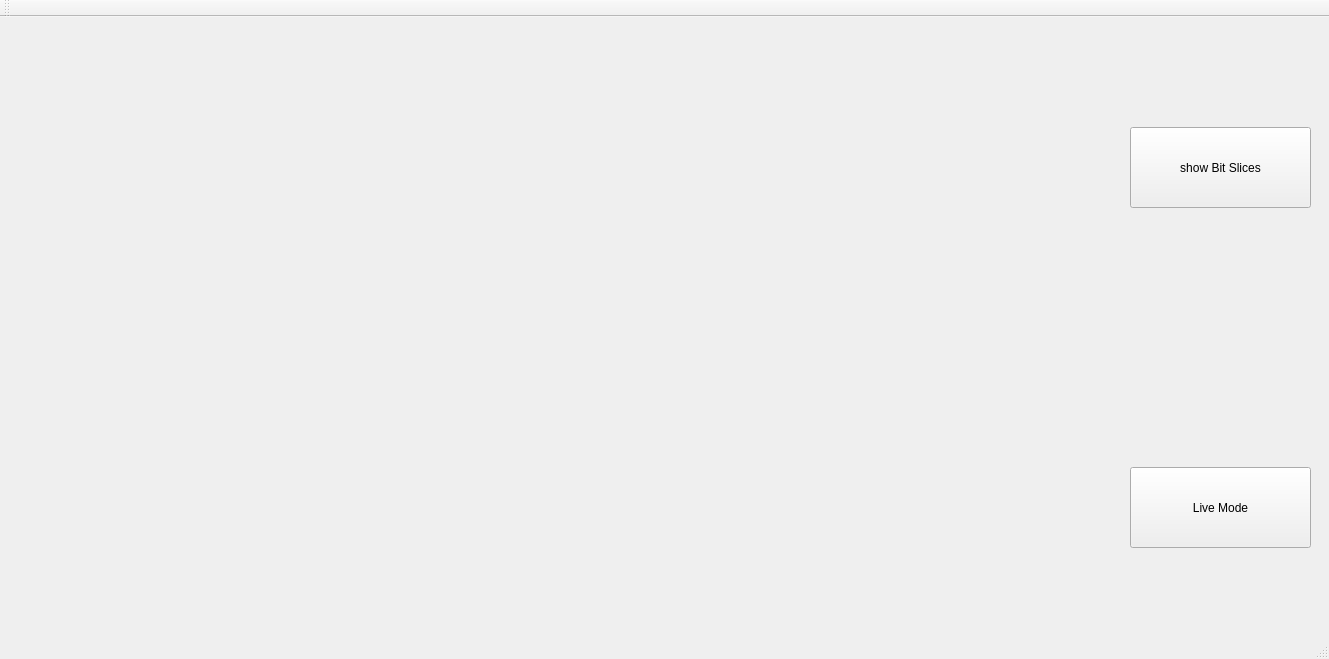
Before: the Qt Designer form mainwindow.ui in Erfan-ram/bit-plane-slicing-qt, drawn with Qt 5.
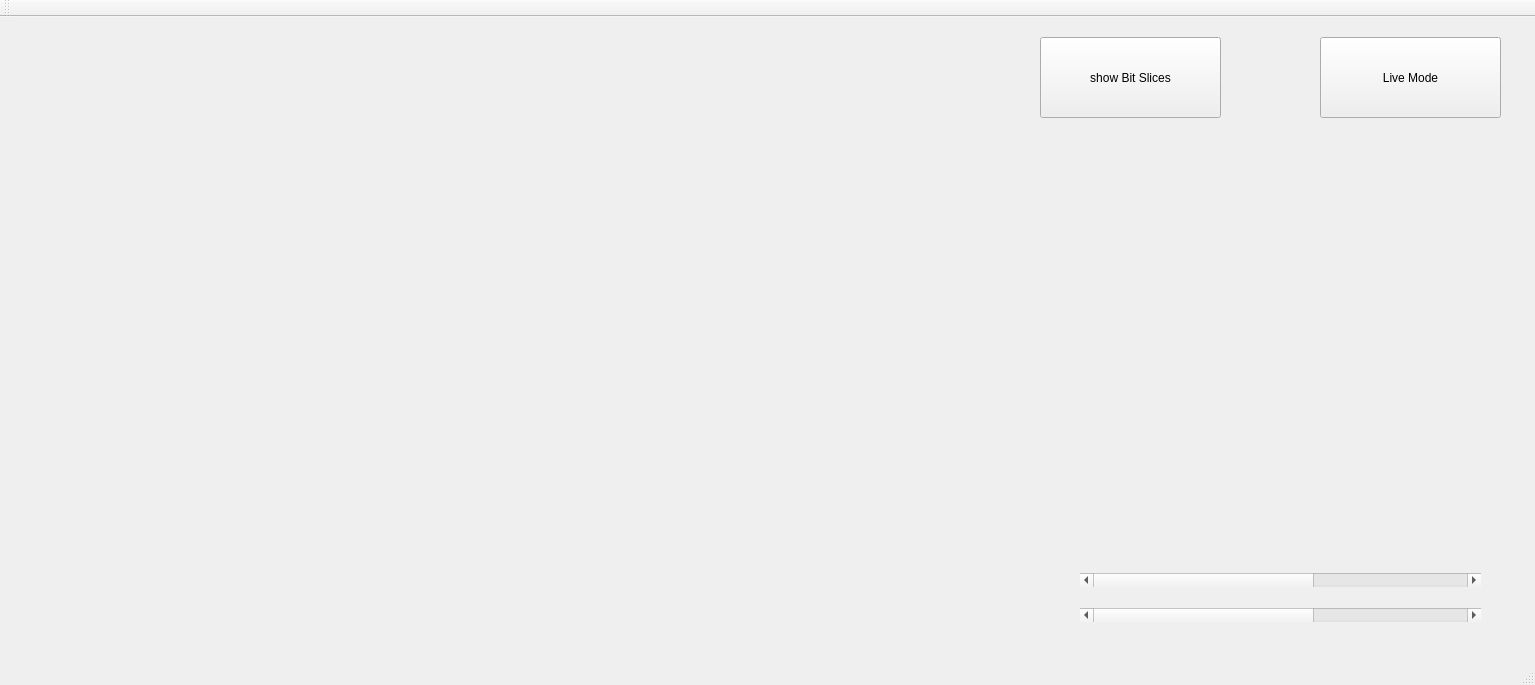
After: the same form once the commit is applied.

Commit message: synced with one-window

The edit to the form file:
```diff
--- a/mainwindow.ui
+++ b/mainwindow.ui
@@ -6,10 +6,22 @@
    <rect>
     <x>0</x>
     <y>0</y>
-    <width>1329</width>
-    <height>659</height>
+    <width>1535</width>
+    <height>685</height>
    </rect>
   </property>
+  <property name="minimumSize">
+   <size>
+    <width>1535</width>
+    <height>685</height>
+   </size>
+  </property>
+  <property name="maximumSize">
+   <size>
+    <width>1535</width>
+    <height>685</height>
+   </size>
+  </property>
   <property name="windowTitle">
    <string>MainWindow</string>
   </property>
@@ -17,8 +29,8 @@
    <widget class="QPushButton" name="BitPlane">
     <property name="geometry">
      <rect>
-      <x>1130</x>
-      <y>110</y>
+      <x>1040</x>
+      <y>20</y>
       <width>181</width>
       <height>81</height>
      </rect>
@@ -35,7 +47,7 @@
      <rect>
       <x>10</x>
       <y>20</y>
-      <width>1101</width>
+      <width>971</width>
       <height>591</height>
      </rect>
     </property>
@@ -46,7 +58,7 @@
      <item>
       <layout class="QHBoxLayout" name="horizontalLayout">
        <property name="spacing">
-        <number>40</number>
+        <number>20</number>
        </property>
        <item>
         <widget class="QLabel" name="bitPlane1">
@@ -81,7 +93,7 @@
      <item>
       <layout class="QHBoxLayout" name="horizontalLayout_2">
        <property name="spacing">
-        <number>40</number>
+        <number>20</number>
        </property>
        <item>
         <widget class="QLabel" name="bitPlane5">
@@ -118,8 +130,8 @@
    <widget class="QPushButton" name="LIveBut">
     <property name="geometry">
      <rect>
-      <x>1130</x>
-      <y>450</y>
+      <x>1320</x>
+      <y>20</y>
       <width>181</width>
       <height>81</height>
      </rect>
@@ -131,6 +143,60 @@
      <string>Live Mode</string>
     </property>
    </widget>
+   <widget class="QLabel" name="webcamlab">
+    <property name="geometry">
+     <rect>
+      <x>1050</x>
+      <y>110</y>
+      <width>441</width>
+      <height>401</height>
+     </rect>
+    </property>
+    <property name="text">
+     <string/>
+    </property>
+   </widget>
+   <widget class="QWidget" name="">
+    <property name="geometry">
+     <rect>
+      <x>1080</x>
+      <y>550</y>
+      <width>401</width>
+      <height>61</height>
+     </rect>
+    </property>
+    <layout class="QVBoxLayout" name="verticalLayout_2">
+     <property name="spacing">
+      <number>15</number>
+     </property>
+     <item>
+      <widget class="QScrollBar" name="bitScrollBar">
+       <property name="maximum">
+        <number>7</number>
+       </property>
+       <property name="pageStep">
+        <number>10</number>
+       </property>
+       <property name="orientation">
+        <enum>Qt::Horizontal</enum>
+       </property>
+      </widget>
+     </item>
+     <item>
+      <widget class="QScrollBar" name="bitScrollBar_2">
+       <property name="maximum">
+        <number>7</number>
+       </property>
+       <property name="pageStep">
+        <number>10</number>
+       </property>
+       <property name="orientation">
+        <enum>Qt::Horizontal</enum>
+       </property>
+      </widget>
+     </item>
+    </layout>
+   </widget>
   </widget>
   <widget class="QMenuBar" name="menubar">
    <property name="geometry">
```
Left out of the diff: 2 changed lines with no effect on the pictures. The commit also changes 6 other files.
